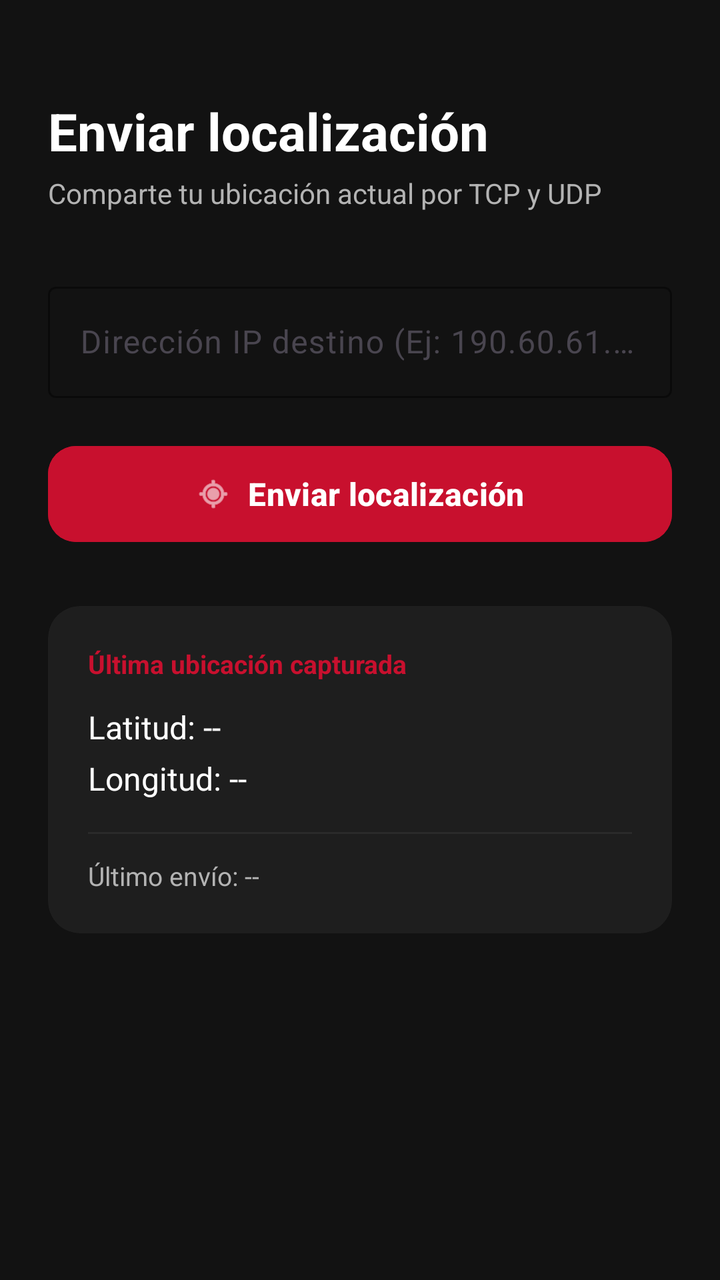
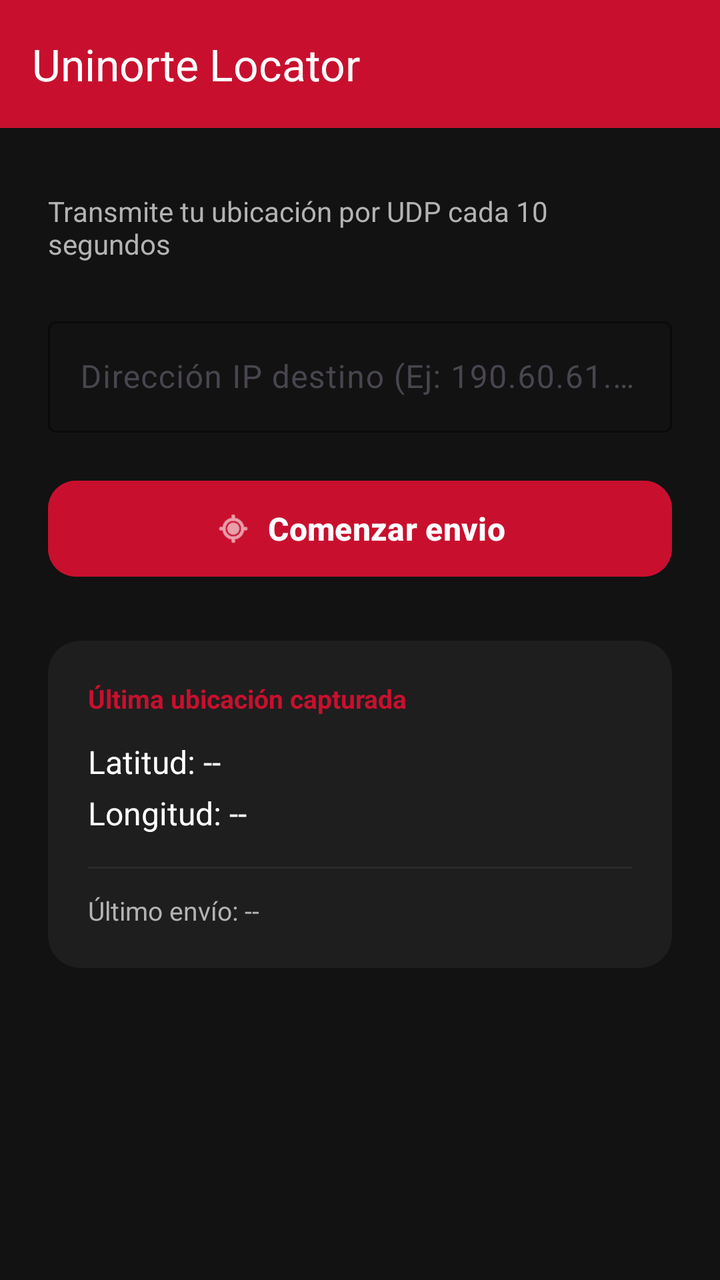

An Android layout rendered at two revisions. The XML below is the earlier revision; the diff shows what the commit changed to produce the second picture.
<!-- AndroidManifest.xml: application theme Theme.UninorteLocator -->
<!-- res/layout/activity_main.xml -->
<?xml version="1.0" encoding="utf-8"?>
<androidx.core.widget.NestedScrollView
    xmlns:android="http://schemas.android.com/apk/res/android"
    xmlns:app="http://schemas.android.com/apk/res-auto"
    xmlns:tools="http://schemas.android.com/tools"
    android:layout_width="match_parent"
    android:layout_height="match_parent"
    android:background="@color/background_dark"
    android:fillViewport="true"
    tools:context=".MainActivity">

    <androidx.constraintlayout.widget.ConstraintLayout
        android:layout_width="match_parent"
        android:layout_height="wrap_content"
        android:padding="24dp">

        
        <TextView
            android:id="@+id/tvTitle"
            android:layout_width="0dp"
            android:layout_height="wrap_content"
            android:layout_marginTop="24dp"
            android:text="@string/title_send_location"
            android:textColor="@color/white"
            android:textSize="26sp"
            android:textStyle="bold"
            app:layout_constraintEnd_toEndOf="parent"
            app:layout_constraintStart_toStartOf="parent"
            app:layout_constraintTop_toTopOf="parent" />

        <TextView
            android:id="@+id/tvSubtitle"
            android:layout_width="0dp"
            android:layout_height="wrap_content"
            android:layout_marginTop="4dp"
            android:text="@string/subtitle_send_location"
            android:textColor="@color/text_secondary"
            android:textSize="14sp"
            app:layout_constraintEnd_toEndOf="parent"
            app:layout_constraintStart_toStartOf="parent"
            app:layout_constraintTop_toBottomOf="@id/tvTitle" />

        
        <com.google.android.material.textfield.TextInputLayout
            android:id="@+id/tilIp"
            style="@style/Widget.Material3.TextInputLayout.OutlinedBox"
            android:layout_width="0dp"
            android:layout_height="wrap_content"
            android:layout_marginTop="32dp"
            android:hint="@string/hint_ip_address"
            app:boxStrokeColor="@color/uninorte_red"
            app:hintTextColor="@color/uninorte_red"
            app:layout_constraintEnd_toEndOf="parent"
            app:layout_constraintStart_toStartOf="parent"
            app:layout_constraintTop_toBottomOf="@id/tvSubtitle">

            <com.google.android.material.textfield.TextInputEditText
                android:id="@+id/etIpAddress"
                android:layout_width="match_parent"
                android:layout_height="wrap_content"
                android:digits="0123456789."
                android:inputType="text"
                android:maxLength="15"
                android:textColor="@color/white" />

        </com.google.android.material.textfield.TextInputLayout>

        
        <com.google.android.material.button.MaterialButton
            android:id="@+id/btnSendLocation"
            android:layout_width="0dp"
            android:layout_height="56dp"
            android:layout_marginTop="20dp"
            android:backgroundTint="@color/uninorte_red"
            android:text="@string/button_send_location"
            android:textAllCaps="false"
            android:textColor="@color/white"
            android:textSize="16sp"
            android:textStyle="bold"
            app:cornerRadius="14dp"
            app:icon="@android:drawable/ic_menu_mylocation"
            app:iconGravity="textStart"
            app:iconTint="@color/white"
            app:layout_constraintEnd_toEndOf="parent"
            app:layout_constraintStart_toStartOf="parent"
            app:layout_constraintTop_toBottomOf="@id/tilIp" />

        
        <androidx.cardview.widget.CardView
            android:id="@+id/cardResult"
            android:layout_width="0dp"
            android:layout_height="wrap_content"
            android:layout_marginTop="28dp"
            app:cardBackgroundColor="@color/card_background"
            app:cardCornerRadius="16dp"
            app:cardElevation="0dp"
            app:layout_constraintEnd_toEndOf="parent"
            app:layout_constraintStart_toStartOf="parent"
            app:layout_constraintTop_toBottomOf="@id/btnSendLocation">

            <LinearLayout
                android:layout_width="match_parent"
                android:layout_height="wrap_content"
                android:orientation="vertical"
                android:padding="20dp">

                <TextView
                    android:layout_width="wrap_content"
                    android:layout_height="wrap_content"
                    android:text="@string/last_location_title"
                    android:textColor="@color/uninorte_red"
                    android:textSize="13sp"
                    android:textStyle="bold" />

                <TextView
                    android:id="@+id/tvLatitude"
                    android:layout_width="wrap_content"
                    android:layout_height="wrap_content"
                    android:layout_marginTop="12dp"
                    android:text="@string/latitude_empty"
                    android:textColor="@color/white"
                    android:textSize="16sp" />

                <TextView
                    android:id="@+id/tvLongitude"
                    android:layout_width="wrap_content"
                    android:layout_height="wrap_content"
                    android:layout_marginTop="4dp"
                    android:text="@string/longitude_empty"
                    android:textColor="@color/white"
                    android:textSize="16sp" />

                <View
                    android:layout_width="match_parent"
                    android:layout_height="1dp"
                    android:layout_marginTop="16dp"
                    android:layout_marginBottom="12dp"
                    android:background="@color/divider" />

                <TextView
                    android:id="@+id/tvLastSent"
                    android:layout_width="wrap_content"
                    android:layout_height="wrap_content"
                    android:text="@string/last_sent_empty"
                    android:textColor="@color/text_secondary"
                    android:textSize="13sp" />

            </LinearLayout>

        </androidx.cardview.widget.CardView>

        
        <TextView
            android:id="@+id/tvStatus"
            android:layout_width="0dp"
            android:layout_height="wrap_content"
            android:layout_marginTop="16dp"
            android:gravity="center"
            android:text=""
            android:textColor="@color/text_secondary"
            android:textSize="13sp"
            app:layout_constraintEnd_toEndOf="parent"
            app:layout_constraintStart_toStartOf="parent"
            app:layout_constraintTop_toBottomOf="@id/cardResult" />

    </androidx.constraintlayout.widget.ConstraintLayout>

</androidx.core.widget.NestedScrollView>
<!-- resources referenced by this layout -->
<resources>
  <color name="background_dark">#121212</color>
  <color name="card_background">#1E1E1E</color>
  <color name="divider">#2A2A2A</color>
  <color name="text_secondary">#B3B3B3</color>
  <color name="uninorte_red">#C8102E</color>
  <color name="white">#FFFFFF</color>
  <string name="button_send_location">Enviar localización</string>
  <string name="hint_ip_address">Dirección IP destino (Ej: 190.60.61.93)</string>
  <string name="last_location_title">Última ubicación capturada</string>
  <string name="last_sent_empty">Último envío: --</string>
  <string name="latitude_empty">Latitud: --</string>
  <string name="longitude_empty">Longitud: --</string>
  <string name="subtitle_send_location">Comparte tu ubicación actual por TCP y UDP</string>
  <string name="title_send_location">Enviar localización</string>
  <style name="Theme.UninorteLocator" parent="Theme.Material3.DayNight.NoActionBar">
          
          <item name="colorPrimary">@color/uninorte_red</item>
          <item name="colorPrimaryVariant">@color/uninorte_red_dark</item>
          <item name="colorOnPrimary">@color/white</item>
  
          
          <item name="android:windowBackground">@color/background_dark</item>
          <item name="colorSurface">@color/background_dark</item>
          <item name="colorOnSurface">@color/white</item>
  
          
          <item name="android:statusBarColor">@color/black</item>
          <item name="android:windowLightStatusBar" tools:targetApi="m">false</item>
      </style>
  <color name="uninorte_red_dark">#8F0B20</color>
  <color name="black">#000000</color>
</resources>

<!-- the commit's change to res/layout/activity_main.xml (unified diff, before → after) -->
@@ -1,168 +1,183 @@
 <?xml version="1.0" encoding="utf-8"?>
-<androidx.core.widget.NestedScrollView
+<LinearLayout
     xmlns:android="http://schemas.android.com/apk/res/android"
     xmlns:app="http://schemas.android.com/apk/res-auto"
     xmlns:tools="http://schemas.android.com/tools"
     android:layout_width="match_parent"
     android:layout_height="match_parent"
+    android:orientation="vertical"
     android:background="@color/background_dark"
-    android:fillViewport="true"
     tools:context=".MainActivity">
 
-    <androidx.constraintlayout.widget.ConstraintLayout
+    <com.google.android.material.appbar.MaterialToolbar
+        android:id="@+id/toolbar"
         android:layout_width="match_parent"
-        android:layout_height="wrap_content"
-        android:padding="24dp">
+        android:layout_height="?attr/actionBarSize"
+        android:background="@color/uninorte_red"
+        app:title="@string/app_name"
+        app:titleTextColor="@color/white" />
 
-        
-        <TextView
-            android:id="@+id/tvTitle"
-            android:layout_width="0dp"
+    <androidx.core.widget.NestedScrollView
+        android:layout_width="match_parent"
+        android:layout_height="0dp"
+        android:layout_weight="1"
+        android:fillViewport="true">
+
+        <androidx.constraintlayout.widget.ConstraintLayout
+            android:layout_width="match_parent"
             android:layout_height="wrap_content"
-            android:layout_marginTop="24dp"
-            android:text="@string/title_send_location"
-            android:textColor="@color/white"
-            android:textSize="26sp"
-            android:textStyle="bold"
-            app:layout_constraintEnd_toEndOf="parent"
-            app:layout_constraintStart_toStartOf="parent"
-            app:layout_constraintTop_toTopOf="parent" />
+            android:padding="24dp">
 
-        <TextView
-            android:id="@+id/tvSubtitle"
-            android:layout_width="0dp"
-            android:layout_height="wrap_content"
-            android:layout_marginTop="4dp"
-            android:text="@string/subtitle_send_location"
-            android:textColor="@color/text_secondary"
-            android:textSize="14sp"
-            app:layout_constraintEnd_toEndOf="parent"
-            app:layout_constraintStart_toStartOf="parent"
-            app:layout_constraintTop_toBottomOf="@id/tvTitle" />
+            <TextView
+                android:id="@+id/tvSubtitle"
+                android:layout_width="0dp"
+                android:layout_height="wrap_content"
+                android:layout_marginTop="8dp"
+                android:text="@string/subtitle_send_location"
+                android:textColor="@color/text_secondary"
+                android:textSize="14sp"
+                app:layout_constraintEnd_toEndOf="parent"
+                app:layout_constraintStart_toStartOf="parent"
+                app:layout_constraintTop_toTopOf="parent" />
 
-        
-        <com.google.android.material.textfield.TextInputLayout
-            android:id="@+id/tilIp"
-            style="@style/Widget.Material3.TextInputLayout.OutlinedBox"
-            android:layout_width="0dp"
-            android:layout_height="wrap_content"
-            android:layout_marginTop="32dp"
-            android:hint="@string/hint_ip_address"
-            app:boxStrokeColor="@color/uninorte_red"
-            app:hintTextColor="@color/uninorte_red"
-            app:layout_constraintEnd_toEndOf="parent"
-            app:layout_constraintStart_toStartOf="parent"
-            app:layout_constraintTop_toBottomOf="@id/tvSubtitle">
+            <com.google.android.material.textfield.TextInputLayout
+                android:id="@+id/tilIp"
+                style="@style/Widget.Material3.TextInputLayout.OutlinedBox"
+                android:layout_width="0dp"
+                android:layout_height="wrap_content"
+                android:layout_marginTop="24dp"
+                android:hint="@string/hint_ip_address"
+                app:boxStrokeColor="@color/uninorte_red"
+                app:hintTextColor="@color/uninorte_red"
+                app:layout_constraintEnd_toEndOf="parent"
+                app:layout_constraintStart_toStartOf="parent"
+                app:layout_constraintTop_toBottomOf="@id/tvSubtitle">
 
-            <com.google.android.material.textfield.TextInputEditText
-                android:id="@+id/etIpAddress"
-                android:layout_width="match_parent"
+                <com.google.android.material.textfield.TextInputEditText
+                    android:id="@+id/etIpAddress"
+                    android:layout_width="match_parent"
+                    android:layout_height="wrap_content"
+                    android:digits="0123456789."
+                    android:inputType="text"
+                    android:maxLength="15"
+                    android:textColor="@color/white" />
+
+            </com.google.android.material.textfield.TextInputLayout>
+
+            <com.google.android.material.button.MaterialButton
+                android:id="@+id/btnToggleEnvio"
+                android:layout_width="0dp"
+                android:layout_height="56dp"
+                android:layout_marginTop="20dp"
+                android:backgroundTint="@color/uninorte_red"
+                android:text="@string/button_start_sending"
+                android:textAllCaps="false"
+                android:textColor="@color/white"
+                android:textSize="16sp"
+                android:textStyle="bold"
+                app:cornerRadius="14dp"
+                app:icon="@android:drawable/ic_menu_mylocation"
+                app:iconGravity="textStart"
+                app:iconTint="@color/white"
+                app:layout_constraintEnd_toEndOf="parent"
+                app:layout_constraintStart_toStartOf="parent"
+                app:layout_constraintTop_toBottomOf="@id/tilIp" />
+
+            <com.google.android.material.button.MaterialButton
+                android:id="@+id/btnDebugSend"
+                android:layout_width="0dp"
+                android:layout_height="48dp"
+                android:layout_marginTop="12dp"
+                android:visibility="gone"
+                android:backgroundTint="@color/card_background"
+                android:text="@string/debug_send_button"
+                android:textAllCaps="false"
+                android:textColor="@color/white"
+                android:textSize="14sp"
+                app:cornerRadius="14dp"
+                app:strokeColor="@color/uninorte_red"
+                app:layout_constraintEnd_toEndOf="parent"
+                app:layout_constraintStart_toStartOf="parent"
+                app:layout_constraintTop_toBottomOf="@id/btnToggleEnvio" />
+
+            <androidx.cardview.widget.CardView
+                android:id="@+id/cardResult"
+                android:layout_width="0dp"
                 android:layout_height="wrap_content"
-                android:digits="0123456789."
-                android:inputType="text"
-                android:maxLength="15"
-                android:textColor="@color/white" />
+                android:layout_marginTop="28dp"
+                app:cardBackgroundColor="@color/card_background"
+                app:cardCornerRadius="16dp"
+                app:cardElevation="0dp"
+                app:layout_constraintEnd_toEndOf="parent"
+                app:layout_constraintStart_toStartOf="parent"
+                app:layout_constraintTop_toBottomOf="@id/btnDebugSend">
 
-        </com.google.android.material.textfield.TextInputLayout>
+                <LinearLayout
+                    android:layout_width="match_parent"
+                    android:layout_height="wrap_content"
+                    android:orientation="vertical"
+                    android:padding="20dp">
 
-        
-        <com.google.android.material.button.MaterialButton
-            android:id="@+id/btnSendLocation"
-            android:layout_width="0dp"
-            android:layout_height="56dp"
-            android:layout_marginTop="20dp"
-            android:backgroundTint="@color/uninorte_red"
-            android:text="@string/button_send_location"
-            android:textAllCaps="false"
-            android:textColor="@color/white"
-            android:textSize="16sp"
-            android:textStyle="bold"
-            app:cornerRadius="14dp"
-            app:icon="@android:drawable/ic_menu_mylocation"
-            app:iconGravity="textStart"
-            app:iconTint="@color/white"
-            app:layout_constraintEnd_toEndOf="parent"
-            app:layout_constraintStart_toStartOf="parent"
-            app:layout_constraintTop_toBottomOf="@id/tilIp" />
+                    <TextView
+                        android:layout_width="wrap_content"
+                        android:layout_height="wrap_content"
+                        android:text="@string/last_location_title"
+                        android:textColor="@color/uninorte_red"
+                        android:textSize="13sp"
+                        android:textStyle="bold" />
 
-        
-        <androidx.cardview.widget.CardView
-            android:id="@+id/cardResult"
-            android:layout_width="0dp"
-            android:layout_height="wrap_content"
-            android:layout_marginTop="28dp"
-            app:cardBackgroundColor="@color/card_background"
-            app:cardCornerRadius="16dp"
-            app:cardElevation="0dp"
-            app:layout_constraintEnd_toEndOf="parent"
-            app:layout_constraintStart_toStartOf="parent"
-            app:layout_constraintTop_toBottomOf="@id/btnSendLocation">
+                    <TextView
+                        android:id="@+id/tvLatitude"
+                        android:layout_width="wrap_content"
+                        android:layout_height="wrap_content"
+                        android:layout_marginTop="12dp"
+                        android:text="@string/latitude_empty"
+                        android:textColor="@color/white"
+                        android:textSize="16sp" />
 
-            <LinearLayout
-                android:layout_width="match_parent"
+                    <TextView
+                        android:id="@+id/tvLongitude"
+                        android:layout_width="wrap_content"
+                        android:layout_height="wrap_content"
+                        android:layout_marginTop="4dp"
+                        android:text="@string/longitude_empty"
+                        android:textColor="@color/white"
+                        android:textSize="16sp" />
+
+                    <View
+                        android:layout_width="match_parent"
+                        android:layout_height="1dp"
+                        android:layout_marginTop="16dp"
+                        android:layout_marginBottom="12dp"
+                        android:background="@color/divider" />
+
+                    <TextView
+                        android:id="@+id/tvLastSent"
+                        android:layout_width="wrap_content"
+                        android:layout_height="wrap_content"
+                        android:text="@string/last_sent_empty"
+                        android:textColor="@color/text_secondary"
+                        android:textSize="13sp" />
+
+                </LinearLayout>
+
+            </androidx.cardview.widget.CardView>
+
+            <TextView
+                android:id="@+id/tvStatus"
+                android:layout_width="0dp"
                 android:layout_height="wrap_content"
-                android:orientation="vertical"
-                android:padding="20dp">
+                android:layout_marginTop="16dp"
+                android:gravity="center"
+                android:text=""
+                android:textColor="@color/text_secondary"
+                android:textSize="13sp"
+                app:layout_constraintEnd_toEndOf="parent"
+                app:layout_constraintStart_toStartOf="parent"
+                app:layout_constraintTop_toBottomOf="@id/cardResult" />
 
-                <TextView
-                    android:layout_width="wrap_content"
-                    android:layout_height="wrap_content"
-                    android:text="@string/last_location_title"
-                    android:textColor="@color/uninorte_red"
-                    android:textSize="13sp"
-                    android:textStyle="bold" />
+        </androidx.constraintlayout.widget.ConstraintLayout>
 
-                <TextView
-                    android:id="@+id/tvLatitude"
-                    android:layout_width="wrap_content"
-                    android:layout_height="wrap_content"
-                    android:layout_marginTop="12dp"
-                    android:text="@string/latitude_empty"
-                    android:textColor="@color/white"
-                    android:textSize="16sp" />
+    </androidx.core.widget.NestedScrollView>
 
-                <TextView
-                    android:id="@+id/tvLongitude"
-                    android:layout_width="wrap_content"
-                    android:layout_height="wrap_content"
-                    android:layout_marginTop="4dp"
-                    android:text="@string/longitude_empty"
-                    android:textColor="@color/white"
-                    android:textSize="16sp" />
-
-                <View
-                    android:layout_width="match_parent"
-                    android:layout_height="1dp"
-                    android:layout_marginTop="16dp"
-                    android:layout_marginBottom="12dp"
-                    android:background="@color/divider" />
-
-                <TextView
-                    android:id="@+id/tvLastSent"
-                    android:layout_width="wrap_content"
-                    android:layout_height="wrap_content"
-                    android:text="@string/last_sent_empty"
-                    android:textColor="@color/text_secondary"
-                    android:textSize="13sp" />
-
-            </LinearLayout>
-
-        </androidx.cardview.widget.CardView>
-
-        
-        <TextView
-            android:id="@+id/tvStatus"
-            android:layout_width="0dp"
-            android:layout_height="wrap_content"
-            android:layout_marginTop="16dp"
-            android:gravity="center"
-            android:text=""
-            android:textColor="@color/text_secondary"
-            android:textSize="13sp"
-            app:layout_constraintEnd_toEndOf="parent"
-            app:layout_constraintStart_toStartOf="parent"
-            app:layout_constraintTop_toBottomOf="@id/cardResult" />
-
-    </androidx.constraintlayout.widget.ConstraintLayout>
-
-</androidx.core.widget.NestedScrollView>
+</LinearLayout>
<!-- resource entries referenced after the edit -->
@@ -6,14 +6,15 @@
   <color name="text_secondary">#B3B3B3</color>
   <color name="uninorte_red">#C8102E</color>
   <color name="white">#FFFFFF</color>
-  <string name="button_send_location">Enviar localización</string>
+  <string name="app_name">Uninorte Locator</string>
+  <string name="button_start_sending">Comenzar envio</string>
+  <string name="debug_send_button">Enviar localización</string>
   <string name="hint_ip_address">Dirección IP destino (Ej: 190.60.61.93)</string>
   <string name="last_location_title">Última ubicación capturada</string>
   <string name="last_sent_empty">Último envío: --</string>
   <string name="latitude_empty">Latitud: --</string>
   <string name="longitude_empty">Longitud: --</string>
-  <string name="subtitle_send_location">Comparte tu ubicación actual por TCP y UDP</string>
-  <string name="title_send_location">Enviar localización</string>
+  <string name="subtitle_send_location">Transmite tu ubicación por UDP cada 10 segundos</string>
   <style name="Theme.UninorteLocator" parent="Theme.Material3.DayNight.NoActionBar">
           
           <item name="colorPrimary">@color/uninorte_red</item>
